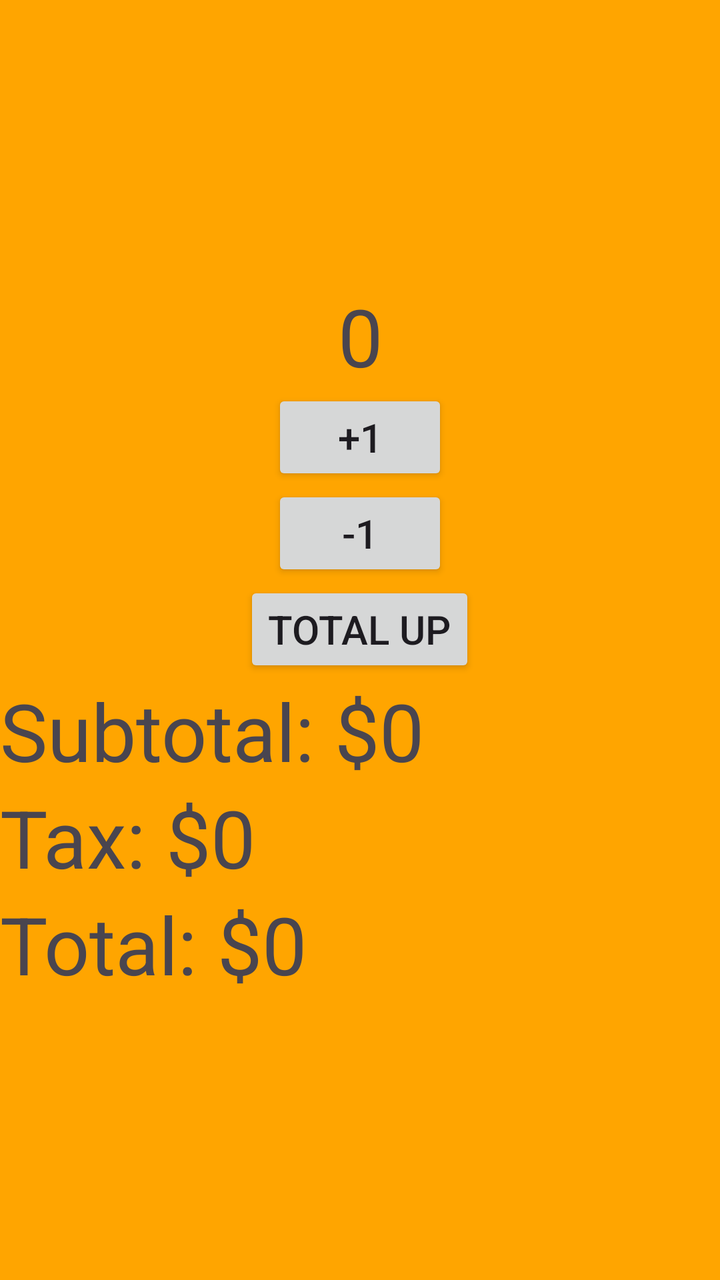
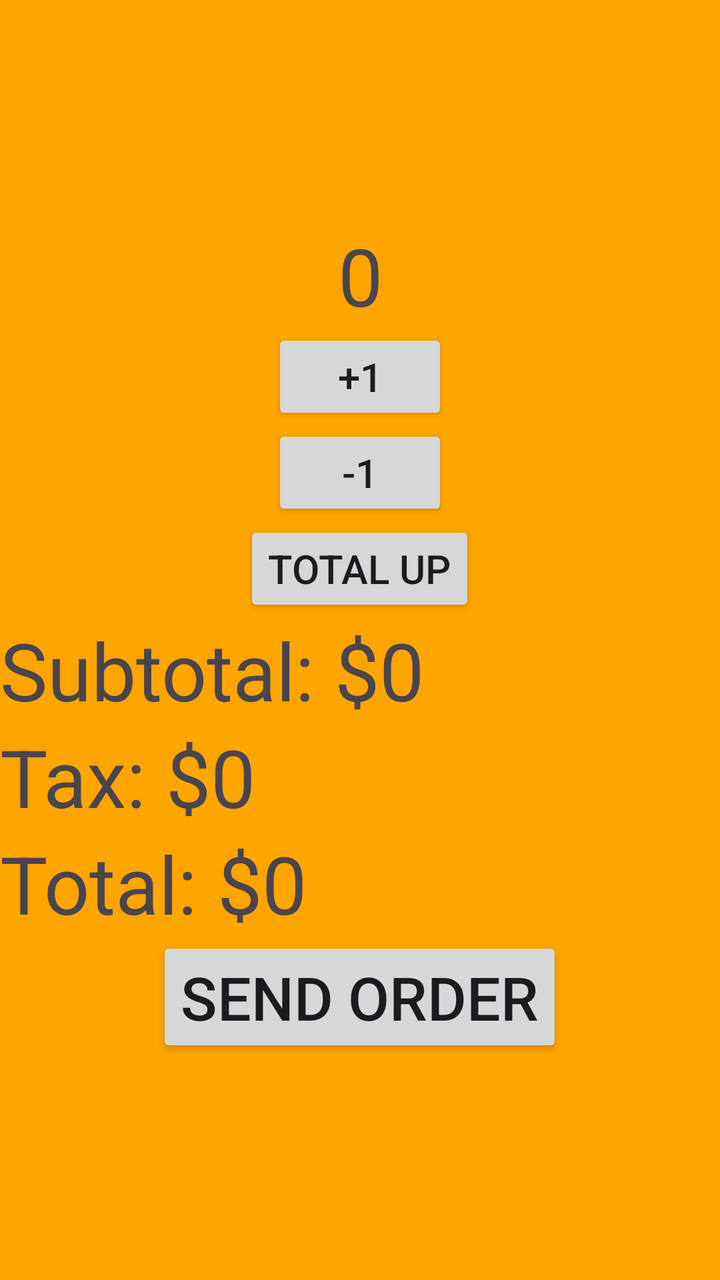

Compare the two renders of this Android layout. The source of the first and the diff that turns it into the second are given below.
<!-- AndroidManifest.xml: application theme Theme.MiResturaunt -->
<!-- res/layout/activity_menu.xml -->
<?xml version="1.0" encoding="utf-8"?>
<LinearLayout android:layout_height="match_parent"
    android:layout_width="match_parent"
    android:orientation="vertical"
    android:gravity="center"
    android:background="@color/orange"
    xmlns:android="http://schemas.android.com/apk/res/android">
    <LinearLayout
        android:layout_width="match_parent"
        android:layout_height="match_parent"
        android:orientation="vertical"
        android:gravity="center">
        <TextView
            android:layout_width="match_parent"
            android:layout_height="wrap_content"
            android:text="0"
            android:gravity="center"
            android:textSize="40sp"
            android:id="@+id/qtyTV"/>
        <Button
            android:layout_width="wrap_content"
            android:layout_height="wrap_content"
            android:text="+1"
            android:textSize="20sp"
            android:id="@+id/addBTN"/>
        <Button
            android:layout_width="wrap_content"
            android:layout_height="wrap_content"
            android:text="-1"
            android:textSize="20sp"
            android:id="@+id/subtractBTN"/>
        <Button
            android:layout_width="wrap_content"
            android:layout_height="wrap_content"
            android:text="Total up"
            android:textSize="20sp"
            android:id="@+id/totalBTN"/>
        <TextView
            android:layout_width="match_parent"
            android:layout_height="wrap_content"
            android:text="Subtotal: $0 "
            android:textSize="40sp"
            android:id="@+id/subtotalTV"/>
        <TextView
            android:layout_width="match_parent"
            android:layout_height="wrap_content"
            android:text="Tax: $0 "
            android:textSize="40sp"
            android:id="@+id/taxTV"/>
        <TextView
            android:layout_width="match_parent"
            android:layout_height="wrap_content"
            android:text="Total: $0 "
            android:textSize="40sp"
            android:id="@+id/totaLtv"/>







    </LinearLayout>


















</LinearLayout>
<!-- resources referenced by this layout -->
<resources>
  <color name="orange">#FFA500</color>
  <style name="Theme.MiResturaunt" parent="Base.Theme.MiResturaunt" />
  <style name="Base.Theme.MiResturaunt" parent="Theme.Material3.DayNight.NoActionBar">
          
          
      </style>
</resources>

<!-- the commit's change to res/layout/activity_menu.xml (unified diff, before → after) -->
@@ -53,6 +53,12 @@
             android:text="Total: $0 "
             android:textSize="40sp"
             android:id="@+id/totaLtv"/>
+        <Button
+            android:layout_width="wrap_content"
+            android:layout_height="wrap_content"
+            android:text="Send Order"
+            android:textSize="30sp"
+            android:id="@+id/sendBTN"/>
 
 
 
